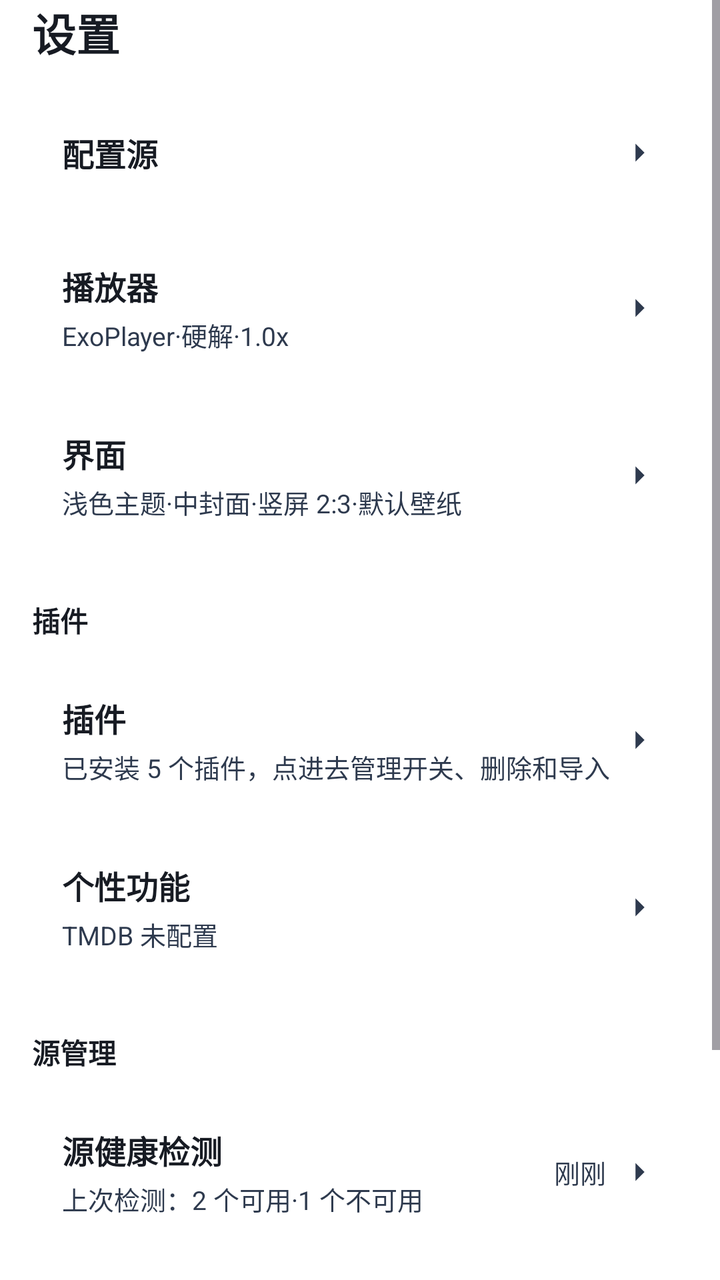
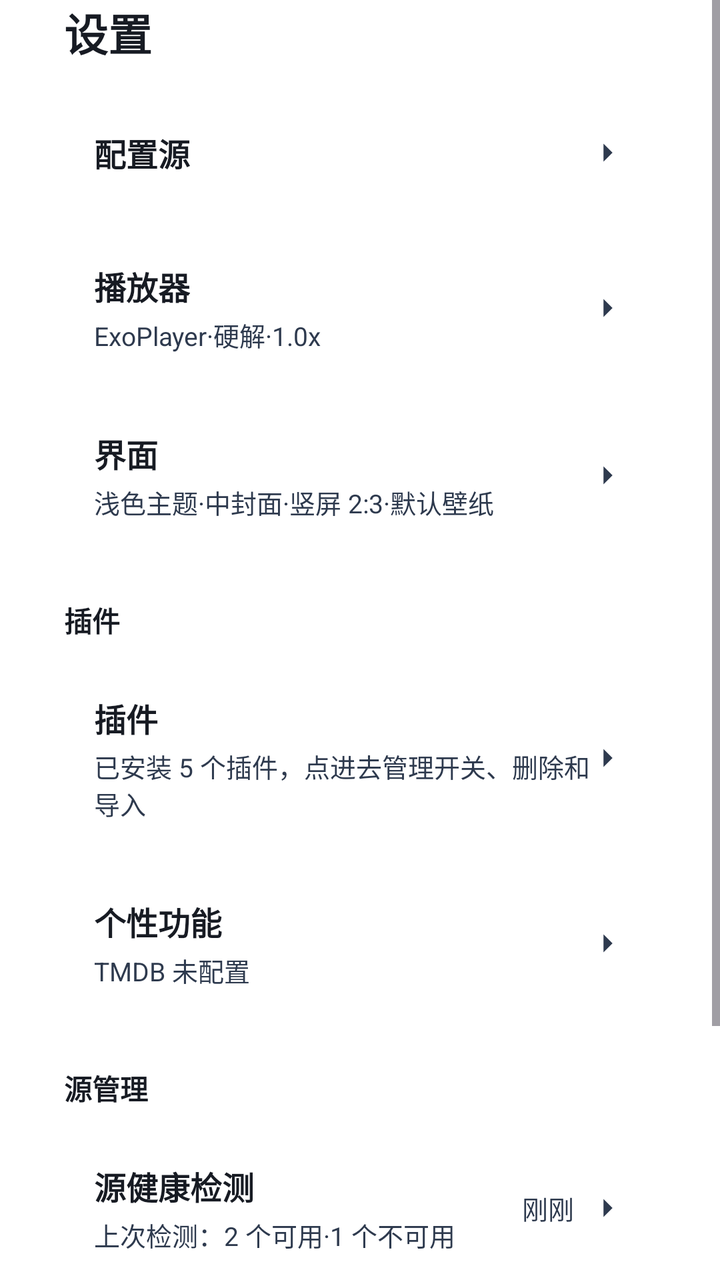

Two renders of the same Android screen: before a commit and after it. Below are the layout's source before the change and the commit's diff.
<!-- AndroidManifest.xml: another module's application theme Theme.App -->
<!-- res/layout/fragment_setting.xml -->
<?xml version="1.0" encoding="utf-8"?>
<ScrollView xmlns:android="http://schemas.android.com/apk/res/android"
    android:layout_width="match_parent"
    android:layout_height="match_parent"
    android:fillViewport="true"
    android:fitsSystemWindows="false">
    <LinearLayout
        android:layout_width="match_parent"
        android:layout_height="wrap_content"
        android:orientation="vertical"
        android:paddingLeft="16dp"
        android:paddingRight="16dp"
        android:paddingTop="0dp"
        android:paddingBottom="16dp">
        <TextView
            android:layout_width="wrap_content"
            android:layout_height="wrap_content"
            android:layout_marginBottom="12dp"
            android:text="设置"
            android:textColor="#171B23"
            android:textSize="22sp"
            android:textStyle="bold" />
        <LinearLayout
            android:id="@+id/card_config"
            android:layout_width="match_parent"
            android:layout_height="wrap_content"
            android:layout_marginBottom="8dp"
            android:background="@drawable/xc_setcard_v2"
            android:clickable="true"
            android:focusable="true"
            android:foreground="?attr/selectableItemBackground"
            android:gravity="center_vertical"
            android:minHeight="64dp"
            android:orientation="horizontal"
            android:padding="15dp">
            <LinearLayout
                android:layout_width="0dp"
                android:layout_height="wrap_content"
                android:layout_weight="1"
                android:orientation="vertical">
                <TextView
                    android:layout_width="wrap_content"
                    android:layout_height="wrap_content"
                    android:text="配置源"
                    android:textColor="#171B23"
                    android:textSize="16sp"
                    android:textStyle="bold" />
            </LinearLayout>
            <ImageView
                android:layout_width="18dp"
                android:layout_height="18dp"
                android:src="@drawable/ic_chev_v2" />
        </LinearLayout>
        <LinearLayout
            android:id="@+id/card_player"
            android:layout_width="match_parent"
            android:layout_height="wrap_content"
            android:layout_marginBottom="8dp"
            android:background="@drawable/xc_setcard_v2"
            android:clickable="true"
            android:focusable="true"
            android:foreground="?attr/selectableItemBackground"
            android:gravity="center_vertical"
            android:minHeight="64dp"
            android:orientation="horizontal"
            android:padding="15dp">
            <LinearLayout
                android:layout_width="0dp"
                android:layout_height="wrap_content"
                android:layout_weight="1"
                android:orientation="vertical">
                <TextView
                    android:layout_width="wrap_content"
                    android:layout_height="wrap_content"
                    android:text="播放器"
                    android:textColor="#171B23"
                    android:textSize="16sp"
                    android:textStyle="bold" />
                <TextView
                    android:id="@+id/text_player_sub"
                    android:layout_width="wrap_content"
                    android:layout_height="wrap_content"
                    android:layout_marginTop="3dp"
                    android:text="ExoPlayer·硬解·1.0x"
                    android:textColor="#2E3A4E"
                    android:textSize="13sp" />
            </LinearLayout>
            <ImageView
                android:layout_width="18dp"
                android:layout_height="18dp"
                android:src="@drawable/ic_chev_v2" />
        </LinearLayout>
        <LinearLayout
            android:id="@+id/card_appearance"
            android:layout_width="match_parent"
            android:layout_height="wrap_content"
            android:layout_marginBottom="8dp"
            android:background="@drawable/xc_setcard_v2"
            android:clickable="true"
            android:focusable="true"
            android:foreground="?attr/selectableItemBackground"
            android:gravity="center_vertical"
            android:minHeight="64dp"
            android:orientation="horizontal"
            android:padding="15dp">
            <LinearLayout
                android:layout_width="0dp"
                android:layout_height="wrap_content"
                android:layout_weight="1"
                android:orientation="vertical">
                <TextView
                    android:layout_width="wrap_content"
                    android:layout_height="wrap_content"
                    android:text="界面"
                    android:textColor="#171B23"
                    android:textSize="16sp"
                    android:textStyle="bold" />
                <TextView
                    android:id="@+id/text_appearance_sub"
                    android:layout_width="wrap_content"
                    android:layout_height="wrap_content"
                    android:layout_marginTop="3dp"
                    android:text="浅色主题·中封面·竖屏 2:3·默认壁纸"
                    android:textColor="#2E3A4E"
                    android:textSize="13sp" />
            </LinearLayout>
            <ImageView
                android:layout_width="18dp"
                android:layout_height="18dp"
                android:src="@drawable/ic_chev_v2" />
        </LinearLayout>
        <TextView
            android:layout_width="wrap_content"
            android:layout_height="wrap_content"
            android:layout_marginTop="16dp"
            android:layout_marginBottom="12dp"
            android:text="插件"
            android:textColor="#171B23"
            android:textSize="14sp"
            android:textStyle="bold" />
        <LinearLayout
            android:id="@+id/card_plugin"
            android:layout_width="match_parent"
            android:layout_height="wrap_content"
            android:layout_marginBottom="8dp"
            android:background="@drawable/xc_setcard_v2"
            android:clickable="true"
            android:focusable="true"
            android:foreground="?attr/selectableItemBackground"
            android:gravity="center_vertical"
            android:minHeight="64dp"
            android:orientation="horizontal"
            android:padding="15dp">
            <LinearLayout
                android:layout_width="0dp"
                android:layout_height="wrap_content"
                android:layout_weight="1"
                android:orientation="vertical">
                <TextView
                    android:layout_width="wrap_content"
                    android:layout_height="wrap_content"
                    android:text="插件"
                    android:textColor="#171B23"
                    android:textSize="16sp"
                    android:textStyle="bold" />
                <TextView
                    android:id="@+id/text_plugin_sub"
                    android:layout_width="wrap_content"
                    android:layout_height="wrap_content"
                    android:layout_marginTop="3dp"
                    android:text="已安装 5 个插件，点进去管理开关、删除和导入"
                    android:textColor="#2E3A4E"
                    android:textSize="13sp" />
            </LinearLayout>
            <ImageView
                android:layout_width="18dp"
                android:layout_height="18dp"
                android:src="@drawable/ic_chev_v2" />
        </LinearLayout>
        <LinearLayout
            android:id="@+id/card_features"
            android:layout_width="match_parent"
            android:layout_height="wrap_content"
            android:layout_marginBottom="8dp"
            android:background="@drawable/xc_setcard_v2"
            android:clickable="true"
            android:focusable="true"
            android:foreground="?attr/selectableItemBackground"
            android:gravity="center_vertical"
            android:minHeight="64dp"
            android:orientation="horizontal"
            android:padding="15dp">
            <LinearLayout
                android:layout_width="0dp"
                android:layout_height="wrap_content"
                android:layout_weight="1"
                android:orientation="vertical">
                <TextView
                    android:layout_width="wrap_content"
                    android:layout_height="wrap_content"
                    android:text="个性功能"
                    android:textColor="#171B23"
                    android:textSize="16sp"
                    android:textStyle="bold" />
                <TextView
                    android:id="@+id/text_features_sub"
                    android:layout_width="wrap_content"
                    android:layout_height="wrap_content"
                    android:layout_marginTop="3dp"
                    android:text="TMDB 未配置"
                    android:textColor="#2E3A4E"
                    android:textSize="13sp" />
            </LinearLayout>
            <ImageView
                android:layout_width="18dp"
                android:layout_height="18dp"
                android:src="@drawable/ic_chev_v2" />
        </LinearLayout>
        <TextView
            android:layout_width="wrap_content"
            android:layout_height="wrap_content"
            android:layout_marginTop="16dp"
            android:layout_marginBottom="12dp"
            android:text="源管理"
            android:textColor="#171B23"
            android:textSize="14sp"
            android:textStyle="bold" />
        <LinearLayout
            android:id="@+id/card_health"
            android:layout_width="match_parent"
            android:layout_height="wrap_content"
            android:layout_marginBottom="8dp"
            android:background="@drawable/xc_setcard_v2"
            android:clickable="true"
            android:focusable="true"
            android:foreground="?attr/selectableItemBackground"
            android:gravity="center_vertical"
            android:minHeight="64dp"
            android:orientation="horizontal"
            android:padding="15dp">
            <LinearLayout
                android:layout_width="0dp"
                android:layout_height="wrap_content"
                android:layout_weight="1"
                android:orientation="vertical">
                <TextView
                    android:layout_width="wrap_content"
                    android:layout_height="wrap_content"
                    android:text="源健康检测"
                    android:textColor="#171B23"
                    android:textSize="16sp"
                    android:textStyle="bold" />
                <TextView
                    android:id="@+id/text_health_sub"
                    android:layout_width="wrap_content"
                    android:layout_height="wrap_content"
                    android:layout_marginTop="3dp"
                    android:text="上次检测：2 个可用·1 个不可用"
                    android:textColor="#2E3A4E"
                    android:textSize="13sp" />
            </LinearLayout>
            <TextView
                android:layout_width="wrap_content"
                android:layout_height="wrap_content"
                android:layout_marginEnd="8dp"
                android:text="刚刚"
                android:textColor="#2E3A4E"
                android:textSize="13sp" />
            <ImageView
                android:layout_width="18dp"
                android:layout_height="18dp"
                android:src="@drawable/ic_chev_v2" />
        </LinearLayout>
        <TextView
            android:layout_width="wrap_content"
            android:layout_height="wrap_content"
            android:layout_marginTop="16dp"
            android:layout_marginBottom="12dp"
            android:text="关于"
            android:textColor="#171B23"
            android:textSize="14sp"
            android:textStyle="bold" />
        <LinearLayout
            android:id="@+id/card_about"
            android:layout_width="match_parent"
            android:layout_height="wrap_content"
            android:layout_marginBottom="8dp"
            android:background="@drawable/xc_setcard_v2"
            android:clickable="true"
            android:focusable="true"
            android:foreground="?attr/selectableItemBackground"
            android:gravity="center_vertical"
            android:minHeight="64dp"
            android:orientation="horizontal"
            android:padding="15dp">
            <LinearLayout
                android:layout_width="0dp"
                android:layout_height="wrap_content"
                android:layout_weight="1"
                android:orientation="vertical">
                <TextView
                    android:layout_width="wrap_content"
                    android:layout_height="wrap_content"
                    android:text="星辰"
                    android:textColor="#171B23"
                    android:textSize="16sp"
                    android:textStyle="bold" />
                <TextView
                    android:id="@+id/text_about_sub"
                    android:layout_width="wrap_content"
                    android:layout_height="wrap_content"
                    android:layout_marginTop="3dp"
                    android:text="版本 0.1.0（UI 草稿）"
                    android:textColor="#2E3A4E"
                    android:textSize="13sp" />
            </LinearLayout>
            <TextView
                android:layout_width="wrap_content"
                android:layout_height="wrap_content"
                android:layout_marginEnd="8dp"
                android:text="已是最新"
                android:textColor="#2E3A4E"
                android:textSize="13sp" />
            <ImageView
                android:layout_width="18dp"
                android:layout_height="18dp"
                android:src="@drawable/ic_chev_v2" />
        </LinearLayout>
    </LinearLayout>
</ScrollView>
<!-- resources referenced by this layout -->
<resources>
  <!-- drawable ic_chev_v2 (drawable) -->
  <?xml version="1.0" encoding="utf-8"?>
  <vector xmlns:android="http://schemas.android.com/apk/res/android"
      android:width="18dp"
      android:height="18dp"
      android:viewportWidth="24"
      android:viewportHeight="24">
      <path
          android:fillColor="#2E3A4E"
          android:pathData="M9,6l6,6l-6,6" />
  </vector>
  <!-- drawable xc_setcard_v2 (drawable) -->
  <?xml version="1.0" encoding="utf-8"?>
  <shape xmlns:android="http://schemas.android.com/apk/res/android" android:shape="rectangle">
      <corners android:radius="10dp" />
      <solid android:color="#57FFFFFF" />
      <stroke android:width="1dp" android:color="#61FFFFFF" />
  </shape>
  <style name="Theme.App" parent="Theme.XingChen">
          <item name="android:windowDisablePreview">true</item>
      </style>
  <style name="Theme.XingChen" parent="Theme.Material3.DayNight.NoActionBar">
          <item name="android:windowBackground">@android:color/transparent</item>
                <item name="android:colorBackground">@android:color/transparent</item>
          <item name="colorPrimary">#f0a400</item>
          <item name="colorPrimaryVariant">#c07f00</item>
          <item name="colorOnPrimary">@android:color/white</item>
      </style>
</resources>

<!-- the commit's change to res/layout/fragment_setting.xml (unified diff, before → after) -->
@@ -8,8 +8,8 @@
         android:layout_width="match_parent"
         android:layout_height="wrap_content"
         android:orientation="vertical"
-        android:paddingLeft="16dp"
-        android:paddingRight="16dp"
+        android:paddingLeft="32dp"
+        android:paddingRight="32dp"
         android:paddingTop="0dp"
         android:paddingBottom="16dp">
         <TextView
